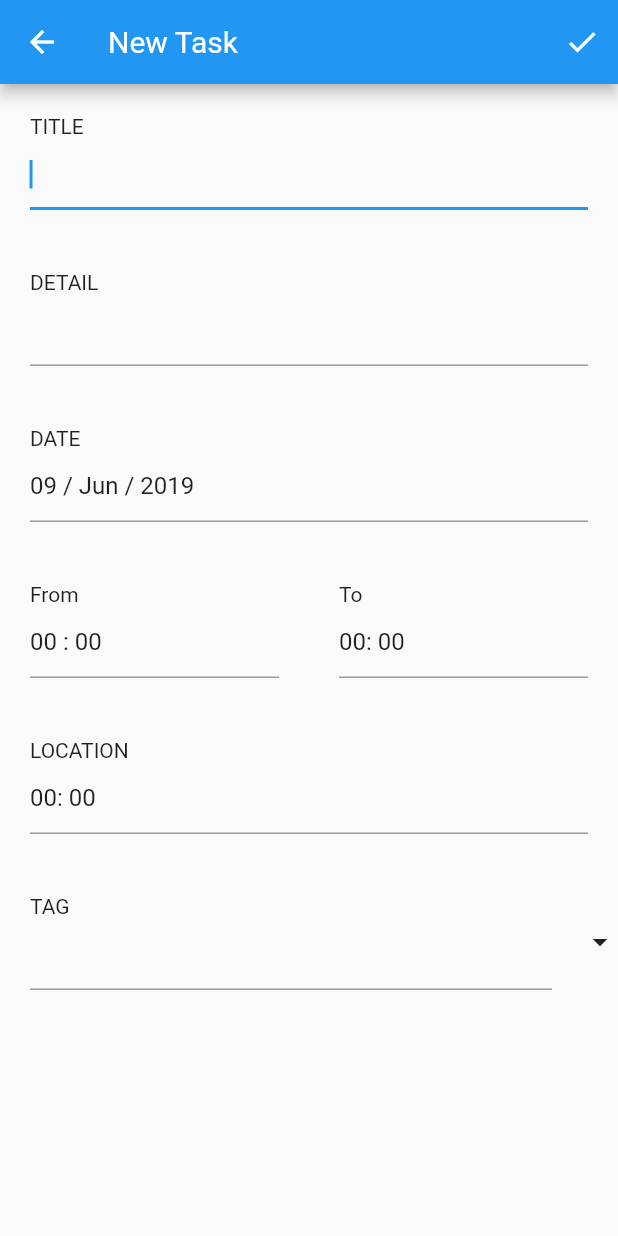
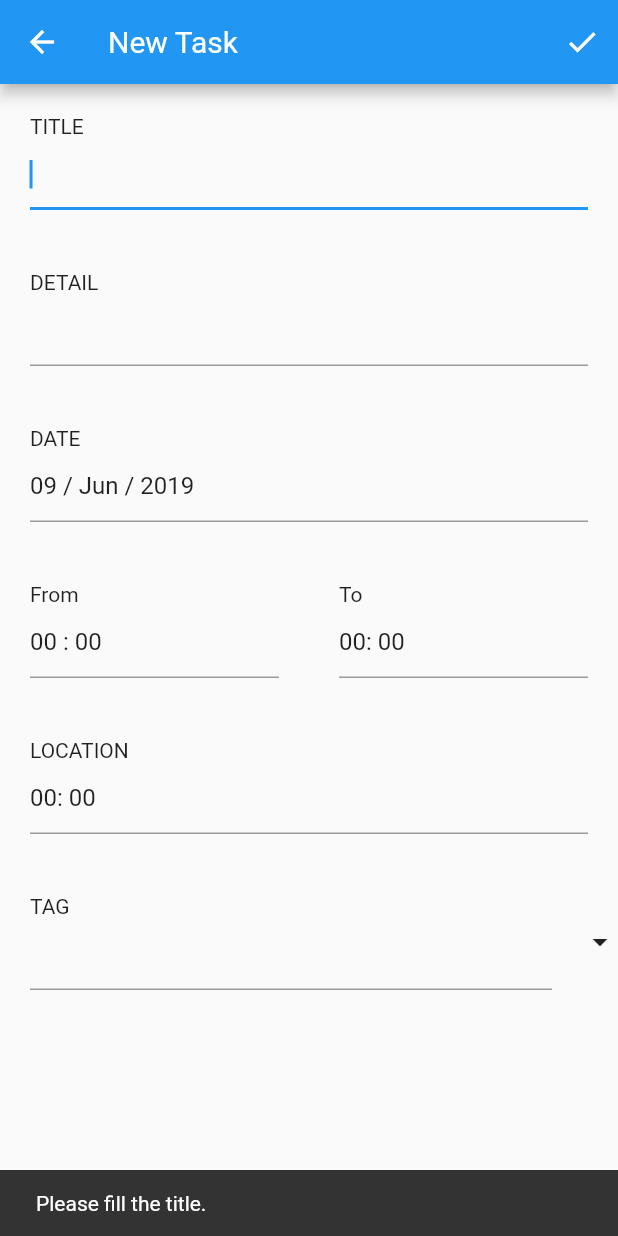
Before and after one commit to fluminus/fluminus_app, a Flutter app: the TaskDetail screen opened directly, after a tap on the "check" icon, on a phone screen of 412 x 824 dp. Run offline on Flutter 3.47's test engine with Material 2 defaults, Android fonts, the phone set to English and light mode, and no system bars; our stand-ins replace dio, dynamic_theme, flutter_dotenv, flutter_redux, flutter_secure_storage, material_design_icons_flutter and 4 more; missing offline and left inert: flutter_picker, luminus_api, redux_dev_tools; accounts and stored records are empty.

Commit message:
Add snackBar.

```diff
--- a/lib/new_task_page.dart
+++ b/lib/new_task_page.dart
@@ -114,23 +114,31 @@ class _TaskDetailState extends State<TaskDetail> {
         appBar: AppBar(
           title: Text('New Task'),
           actions: <Widget>[
-            IconButton(
+            Builder(
+                builder: (context) => IconButton(
                       icon: Icon(Icons.check),
                       onPressed: () {
+                        if (titleTextController.text == '') {
+                          Scaffold.of(context).showSnackBar(
+                              util.snackBar('Please fill the title.'));
+                        } else {
                           model.onRemoveTask(widget.task);
+
                           model.onAddTask(
                               title: titleTextController.text,
                               detail: detailTextController.text,
                               date: dateTextController.text,
                               dayOfWeek: util.formatDateAsDayOfWeek(dateTime),
-                    weekNum: util.weekNum(data.smsStartDate, dateTime),
+                              weekNum:
+                                  util.weekNum(data.smsStartDate, dateTime),
                               startTime: startTimeTextController.text,
                               endTime: endTimeTextController.text,
                               location: locationTextController.text,
                               tag: tagTextController.text);
                           Navigator.pop(context);
+                        }
                       },
-            ),
+                    )),
           ],
         ),
         body: ListView.builder(
--- a/lib/util.dart
+++ b/lib/util.dart
@@ -142,3 +142,9 @@ Future<String> showPickerTwoNumber(BuildContext context) async {
       }).showDialog(context);
   return result;
 }
+
+SnackBar snackBar(String info) {
+  return SnackBar(
+    content: Text(info),
+  );
+}
```
Also changed, not shown: lib/task_page.dart (+8 -7 lines). Lines whose indentation alone changed are shown as unchanged.
